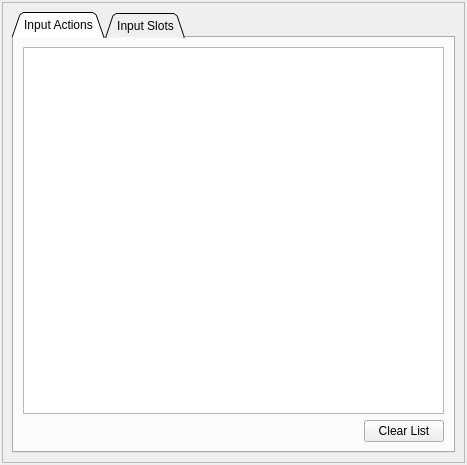
Before: the Qt Designer form Code/Tools/Inspector/InputWidget.ui in ezEngine/ezEngine, drawn with Qt 5.
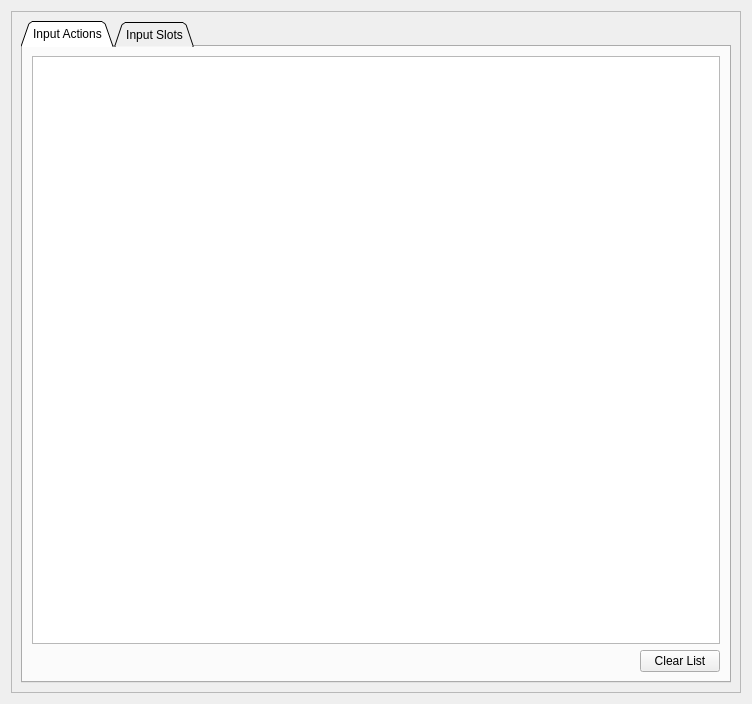
After: the same form once the commit is applied. Icons and pictures are not drawn.

```diff
--- a/Code/Tools/Inspector/InputWidget.ui
+++ b/Code/Tools/Inspector/InputWidget.ui
@@ -1,55 +1,21 @@
 <?xml version="1.0" encoding="UTF-8"?>
 <ui version="4.0">
  <class>InputWidget</class>
- <widget class="QDockWidget" name="InputWidget">
+ <widget class="QWidget" name="InputWidget">
   <property name="geometry">
    <rect>
     <x>0</x>
     <y>0</y>
-    <width>467</width>
-    <height>465</height>
+    <width>752</width>
+    <height>704</height>
    </rect>
   </property>
-  <property name="minimumSize">
-   <size>
-    <width>277</width>
-    <height>250</height>
-   </size>
-  </property>
-  <property name="sizeIncrement">
-   <size>
-    <width>5</width>
-    <height>5</height>
-   </size>
-  </property>
-  <property name="features">
-   <set>QDockWidget::AllDockWidgetFeatures</set>
-  </property>
-  <property name="allowedAreas">
-   <set>Qt::AllDockWidgetAreas</set>
-  </property>
   <property name="windowTitle">
    <string>Input</string>
   </property>
-  <widget class="QWidget" name="dockWidgetContents">
-   <layout class="QVBoxLayout" name="verticalLayout_3">
-    <property name="spacing">
-     <number>0</number>
-    </property>
-    <property name="leftMargin">
-     <number>2</number>
-    </property>
-    <property name="topMargin">
-     <number>2</number>
-    </property>
-    <property name="rightMargin">
-     <number>2</number>
-    </property>
-    <property name="bottomMargin">
-     <number>2</number>
-    </property>
+  <layout class="QHBoxLayout" name="horizontalLayout">
     <item>
-     <widget class="QFrame" name="frame">
+    <widget class="QFrame" name="InputWidgetFrame">
       <property name="frameShape">
        <enum>QFrame::StyledPanel</enum>
       </property>
@@ -295,7 +261,6 @@
     </item>
    </layout>
   </widget>
- </widget>
  <resources>
   <include location="resources.qrc"/>
  </resources>
```
Left out of the diff: 14 changed lines with no effect on the pictures. Lines whose indentation alone changed are shown as unchanged.
